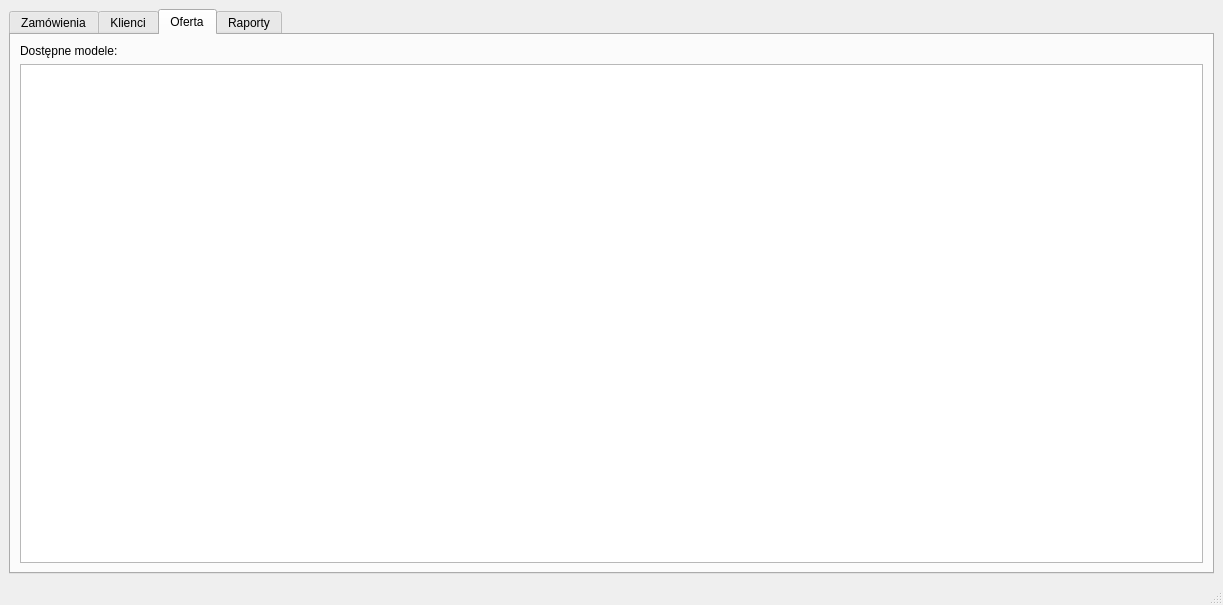
Old version of the form app/ui/mainwindow.ui in the repository HBuczynski/Fabryka_okien.
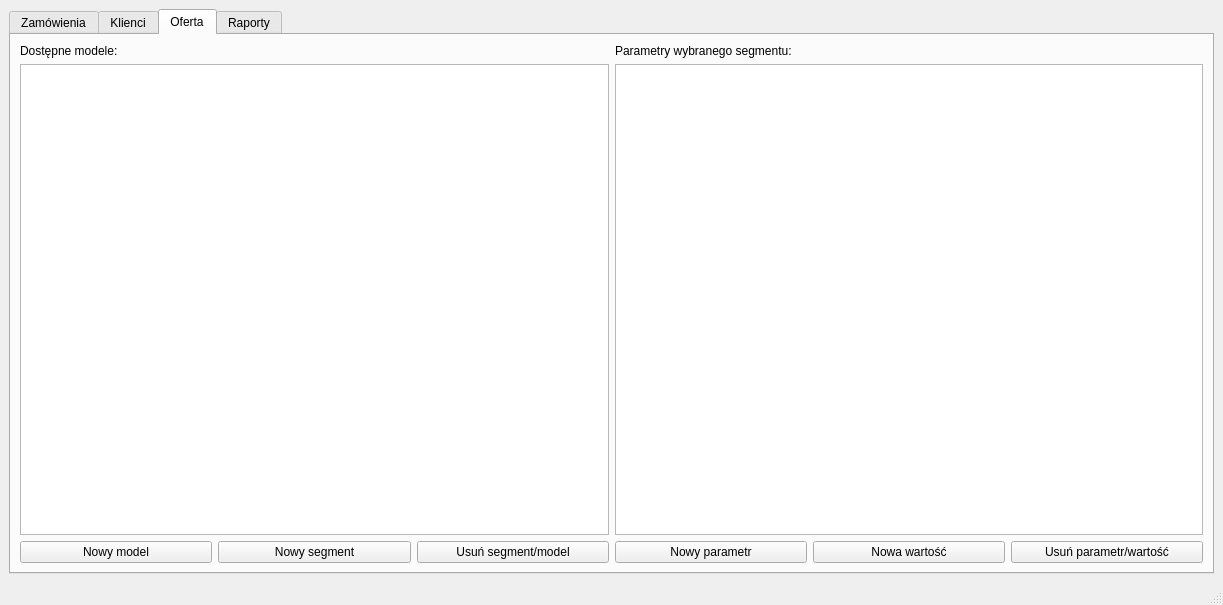
New version of the form. The open tabs and pages were chosen to show the change.

What changed in the file:
```diff
--- a/app/ui/mainwindow.ui
+++ b/app/ui/mainwindow.ui
@@ -483,15 +483,130 @@
           <string>Oferta</string>
          </attribute>
          <layout class="QGridLayout" name="gridLayout_3">
-          <item row="0" column="0">
-           <widget class="QLabel" name="offerTreeViewLabel">
-            <property name="text">
-             <string>Dostępne modele:</string>
-            </property>
-           </widget>
-          </item>
           <item row="1" column="0">
-           <widget class="QTreeView" name="offerTreeView"/>
+           <layout class="QHBoxLayout" name="horizontalLayout_3">
+            <item>
+             <layout class="QVBoxLayout" name="verticalLayout_2">
+              <item>
+               <widget class="QLabel" name="offerModelLabel">
+                <property name="text">
+                 <string>Dostępne modele:</string>
+                </property>
+               </widget>
+              </item>
+              <item>
+               <widget class="QTreeWidget" name="offerModelTree">
+                <property name="layoutDirection">
+                 <enum>Qt::LeftToRight</enum>
+                </property>
+                <property name="autoFillBackground">
+                 <bool>false</bool>
+                </property>
+                <property name="showDropIndicator" stdset="0">
+                 <bool>true</bool>
+                </property>
+                <property name="alternatingRowColors">
+                 <bool>false</bool>
+                </property>
+                <property name="indentation">
+                 <number>20</number>
+                </property>
+                <property name="rootIsDecorated">
+                 <bool>true</bool>
+                </property>
+                <property name="uniformRowHeights">
+                 <bool>false</bool>
+                </property>
+                <property name="itemsExpandable">
+                 <bool>true</bool>
+                </property>
+                <property name="sortingEnabled">
+                 <bool>false</bool>
+                </property>
+                <property name="animated">
+                 <bool>true</bool>
+                </property>
+                <attribute name="headerVisible">
+                 <bool>false</bool>
+                </attribute>
+                <column>
+                 <property name="text">
+                  <string notr="true">1</string>
+                 </property>
+                </column>
+               </widget>
+              </item>
+              <item>
+               <layout class="QHBoxLayout" name="horizontalLayout_7">
+                <item>
+                 <widget class="QPushButton" name="offerAddModelButton">
+                  <property name="text">
+                   <string>Nowy model</string>
+                  </property>
+                 </widget>
+                </item>
+                <item>
+                 <widget class="QPushButton" name="offerAddSegmentButton">
+                  <property name="text">
+                   <string>Nowy segment</string>
+                  </property>
+                 </widget>
+                </item>
+                <item>
+                 <widget class="QPushButton" name="offerDeleteSegmentButton">
+                  <property name="text">
+                   <string>Usuń segment/model</string>
+                  </property>
+                 </widget>
+                </item>
+               </layout>
+              </item>
+             </layout>
+            </item>
+            <item>
+             <layout class="QVBoxLayout" name="verticalLayout_4">
+              <item>
+               <widget class="QLabel" name="offerParamsLabel">
+                <property name="text">
+                 <string>Parametry wybranego segmentu:</string>
+                </property>
+               </widget>
+              </item>
+              <item>
+               <widget class="QTreeView" name="offerParamsTree">
+                <attribute name="headerVisible">
+                 <bool>false</bool>
+                </attribute>
+               </widget>
+              </item>
+              <item>
+               <layout class="QHBoxLayout" name="horizontalLayout_8">
+                <item>
+                 <widget class="QPushButton" name="offerAddParamButton">
+                  <property name="text">
+                   <string>Nowy parametr</string>
+                  </property>
+                 </widget>
+                </item>
+                <item>
+                 <widget class="QPushButton" name="offerAddValueButton">
+                  <property name="text">
+                   <string>Nowa wartość</string>
+                  </property>
+                 </widget>
+                </item>
+                <item>
+                 <widget class="QPushButton" name="offerDeleteParamButton">
+                  <property name="text">
+                   <string>Usuń parametr/wartość</string>
+                  </property>
+                 </widget>
+                </item>
+               </layout>
+              </item>
+             </layout>
+            </item>
+           </layout>
           </item>
          </layout>
         </widget>
```
Left out of the diff: 328 changed lines with no effect on the pictures.
